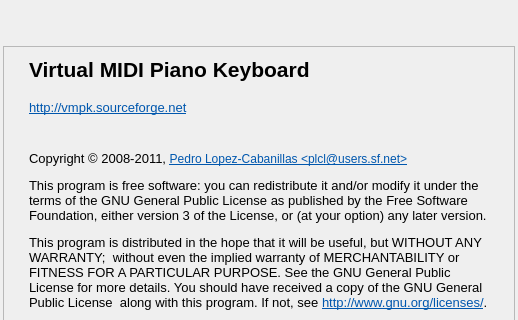
Old version of the form trunk/desktop/src/about.ui in the repository svn2github/vmpk; both pictures show x 0 to 518 and y 127 to 447 of the 518 by 560 pixel window.
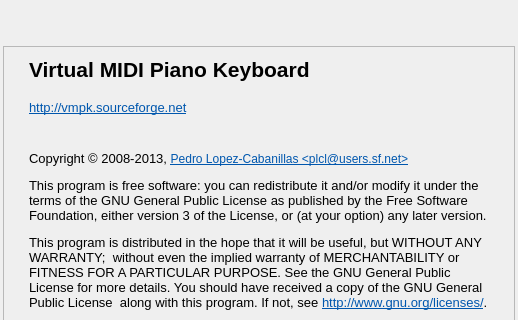
New version of the form. Icons and pictures are not drawn.

```diff
--- a/trunk/desktop/src/about.ui
+++ b/trunk/desktop/src/about.ui
@@ -190,7 +190,7 @@
 &lt;html&gt;&lt;head&gt;&lt;meta name=&quot;qrichtext&quot; content=&quot;1&quot; /&gt;&lt;style type=&quot;text/css&quot;&gt;
 p, li { white-space: pre-wrap; }
 &lt;/style&gt;&lt;/head&gt;&lt;body style=&quot; font-family:'DejaVu Sans'; font-size:10pt; font-weight:400; font-style:normal;&quot;&gt;
-&lt;p style=&quot; margin-top:12px; margin-bottom:12px; margin-left:0px; margin-right:0px; -qt-block-indent:0; text-indent:0px;&quot;&gt;&lt;span style=&quot; font-family:'Sans Serif';&quot;&gt;Copyright © 2008-2011, &lt;/span&gt;&lt;a href=&quot;mailto:plcl@users.sf.net?subject=VMPK&quot;&gt;&lt;span style=&quot; font-family:'Sans Serif'; font-size:9pt; text-decoration: underline; color:#0057ae;&quot;&gt;Pedro Lopez-Cabanillas &amp;lt;plcl@users.sf.net&amp;gt;&lt;/span&gt;&lt;/a&gt;&lt;/p&gt;
+&lt;p style=&quot; margin-top:12px; margin-bottom:12px; margin-left:0px; margin-right:0px; -qt-block-indent:0; text-indent:0px;&quot;&gt;&lt;span style=&quot; font-family:'Sans Serif';&quot;&gt;Copyright © 2008-2013, &lt;/span&gt;&lt;a href=&quot;mailto:plcl@users.sf.net?subject=VMPK&quot;&gt;&lt;span style=&quot; font-family:'Sans Serif'; font-size:9pt; text-decoration: underline; color:#0057ae;&quot;&gt;Pedro Lopez-Cabanillas &amp;lt;plcl@users.sf.net&amp;gt;&lt;/span&gt;&lt;/a&gt;&lt;/p&gt;
 &lt;p style=&quot; margin-top:12px; margin-bottom:12px; margin-left:0px; margin-right:0px; -qt-block-indent:0; text-indent:0px;&quot;&gt;&lt;span style=&quot; font-family:'Sans Serif';&quot;&gt;This program is free software: you can redistribute it and/or modify it under the terms of the GNU General Public License as published by the Free Software Foundation, either version 3 of the License, or (at your option) any later version.&lt;/span&gt;&lt;/p&gt;
 &lt;p style=&quot; margin-top:12px; margin-bottom:12px; margin-left:0px; margin-right:0px; -qt-block-indent:0; text-indent:0px;&quot;&gt;&lt;span style=&quot; font-family:'Sans Serif';&quot;&gt;This program is distributed in the hope that it will be useful, but WITHOUT ANY WARRANTY;  without even the implied warranty of MERCHANTABILITY or FITNESS FOR A PARTICULAR PURPOSE. See the GNU General Public License for more details. You should have received a copy of the GNU General Public License  along with this program. If not, see &lt;/span&gt;&lt;a href=&quot;http://www.gnu.org/licenses/&quot;&gt;&lt;span style=&quot; font-family:'Sans Serif'; text-decoration: underline; color:#0057ae;&quot;&gt;http://www.gnu.org/licenses/&lt;/span&gt;&lt;/a&gt;&lt;span style=&quot; font-family:'Sans Serif';&quot;&gt;.&lt;/span&gt;&lt;/p&gt;
 &lt;p style=&quot; margin-top:12px; margin-bottom:12px; margin-left:0px; margin-right:0px; -qt-block-indent:0; text-indent:0px;&quot;&gt;&lt;span style=&quot; font-family:'Sans Serif';&quot;&gt;The following copyright notice is also applicable:&lt;/span&gt;&lt;/p&gt;
```
Left out of the diff: 2 changed lines with no effect on the pictures.
